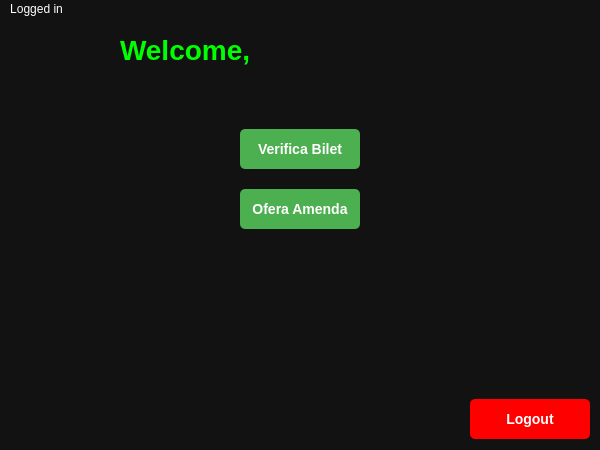
Qt form ControlorPage.ui (Neutrino123/STB) before a commit.
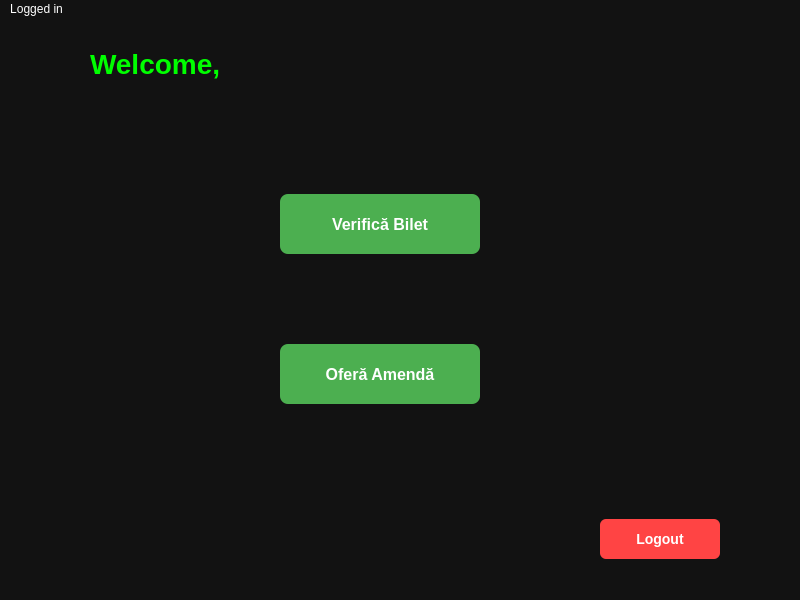
The same form after that commit. Icons and pictures are not drawn.

```diff
--- a/ControlorPage.ui
+++ b/ControlorPage.ui
@@ -6,8 +6,8 @@
    <rect>
     <x>0</x>
     <y>0</y>
-    <width>600</width>
-    <height>450</height>
+    <width>800</width>
+    <height>600</height>
    </rect>
   </property>
   <property name="font">
@@ -15,7 +15,6 @@
     <family>Arial</family>
     <pointsize>12</pointsize>
     <bold>true</bold>
-    <underline>false</underline>
    </font>
   </property>
   <property name="windowTitle">
@@ -28,19 +27,12 @@
    <widget class="QLabel" name="welcomeLabel">
     <property name="geometry">
      <rect>
-      <x>120</x>
-      <y>10</y>
-      <width>361</width>
-      <height>41</height>
+      <x>90</x>
+      <y>20</y>
+      <width>620</width>
+      <height>50</height>
      </rect>
     </property>
-    <property name="font">
-     <font>
-      <family>Arial</family>
-      <pointsize>-1</pointsize>
-      <bold>true</bold>
-     </font>
-    </property>
     <property name="styleSheet">
      <string notr="true">color: #00FF00; font-size: 28px; font-weight: bold; text-shadow: 2px 2px 10px #00FF00;</string>
     </property>
@@ -51,85 +43,118 @@
    <widget class="QPushButton" name="verificaBiletButton">
     <property name="geometry">
      <rect>
-      <x>240</x>
-      <y>110</y>
-      <width>120</width>
-      <height>40</height>
+      <x>280</x>
+      <y>175</y>
+      <width>200</width>
+      <height>60</height>
      </rect>
     </property>
-    <property name="sizePolicy">
-     <sizepolicy hsizetype="Expanding" vsizetype="Fixed">
-      <horstretch>1</horstretch>
-      <verstretch>0</verstretch>
-     </sizepolicy>
-    </property>
     <property name="styleSheet">
-     <string notr="true">background-color: #4CAF50; color: white; border-radius: 5px; font-weight: bold; padding: 10px; text-align: center; font-size: 14px; transition: background-color 0.3s ease;</string>
+     <string notr="true">background-color: #4CAF50; color: white; border-radius: 8px; font-weight: bold; font-size: 16px; padding: 10px;</string>
     </property>
     <property name="text">
-     <string>Verifica Bilet</string>
+     <string>Verifică Bilet</string>
+    </property>
+   </widget>
+   <widget class="QLabel" name="ticketIcon">
+    <property name="geometry">
+     <rect>
+      <x>490</x>
+      <y>180</y>
+      <width>48</width>
+      <height>48</height>
+     </rect>
+    </property>
+    <property name="pixmap">
+     <pixmap resource="icons.qrc">:/icons/icons/ticket.png</pixmap>
+    </property>
+    <property name="scaledContents">
+     <bool>true</bool>
     </property>
    </widget>
    <widget class="QPushButton" name="oferaAmendaButton">
     <property name="geometry">
      <rect>
-      <x>240</x>
-      <y>170</y>
-      <width>120</width>
-      <height>40</height>
+      <x>280</x>
+      <y>325</y>
+      <width>200</width>
+      <height>60</height>
      </rect>
     </property>
-    <property name="sizePolicy">
-     <sizepolicy hsizetype="Expanding" vsizetype="Fixed">
-      <horstretch>1</horstretch>
-      <verstretch>0</verstretch>
-     </sizepolicy>
-    </property>
     <property name="styleSheet">
-     <string notr="true">background-color: #4CAF50; color: white; border-radius: 5px; font-weight: bold; padding: 10px; text-align: center; font-size: 14px; transition: background-color 0.3s ease;</string>
+     <string notr="true">background-color: #4CAF50; color: white; border-radius: 8px; font-weight: bold; font-size: 16px; padding: 10px;</string>
     </property>
     <property name="text">
-     <string>Ofera Amenda</string>
+     <string>Oferă Amendă</string>
+    </property>
+   </widget>
+   <widget class="QLabel" name="fineIcon">
+    <property name="geometry">
+     <rect>
+      <x>490</x>
+      <y>330</y>
+      <width>48</width>
+      <height>48</height>
+     </rect>
+    </property>
+    <property name="pixmap">
+     <pixmap resource="icons.qrc">:/icons/icons/administrative-fine.png</pixmap>
+    </property>
+    <property name="scaledContents">
+     <bool>true</bool>
     </property>
    </widget>
    <widget class="QPushButton" name="logoutButton">
     <property name="geometry">
      <rect>
-      <x>470</x>
-      <y>380</y>
+      <x>600</x>
+      <y>500</y>
       <width>120</width>
       <height>40</height>
      </rect>
     </property>
-    <property name="sizePolicy">
-     <sizepolicy hsizetype="Expanding" vsizetype="Fixed">
-      <horstretch>1</horstretch>
-      <verstretch>0</verstretch>
-     </sizepolicy>
-    </property>
     <property name="styleSheet">
-     <string notr="true">background-color: #FF0000; color: white; border-radius: 5px; font-weight: bold; padding: 10px; text-align: center; font-size: 14px; transition: background-color 0.3s ease;</string>
+     <string notr="true">background-color: #FF4444; color: white; border-radius: 6px; font-weight: bold; font-size: 14px;</string>
     </property>
     <property name="text">
      <string>Logout</string>
     </property>
    </widget>
+   <widget class="QPushButton" name="notificationButton">
+    <property name="geometry">
+     <rect>
+      <x>730</x>
+      <y>20</y>
+      <width>32</width>
+      <height>32</height>
+     </rect>
+    </property>
+    <property name="styleSheet">
+     <string notr="true">background-color: transparent; border: none;</string>
+    </property>
+    <property name="icon">
+     <iconset resource="icons.qrc">
+      <normaloff>:/icons/icons/bell.png</normaloff>
+      <normalon>:/icons/icons/notification.png</normalon>:/icons/icons/bell.png</iconset>
+    </property>
+    <property name="iconSize">
+     <size>
+      <width>24</width>
+      <height>24</height>
+     </size>
+    </property>
+   </widget>
   </widget>
   <widget class="QMenuBar" name="menubar">
    <property name="geometry">
     <rect>
      <x>0</x>
      <y>0</y>
-     <width>600</width>
+     <width>800</width>
      <height>21</height>
     </rect>
    </property>
    <widget class="QMenu" name="menuLogged_in">
-    <property name="font">
-     <font>
-      <bold>false</bold>
-     </font>
-    </property>
     <property name="title">
      <string>Logged in</string>
     </property>
```
Left out of the diff: 8 changed lines with no effect on the pictures.
